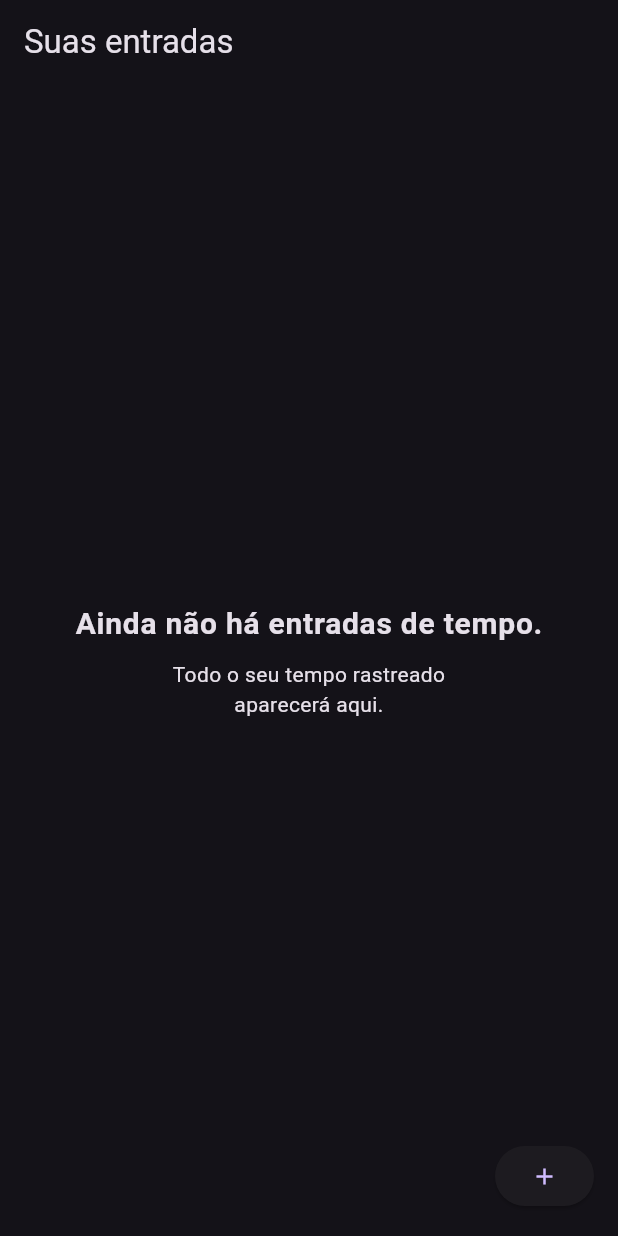
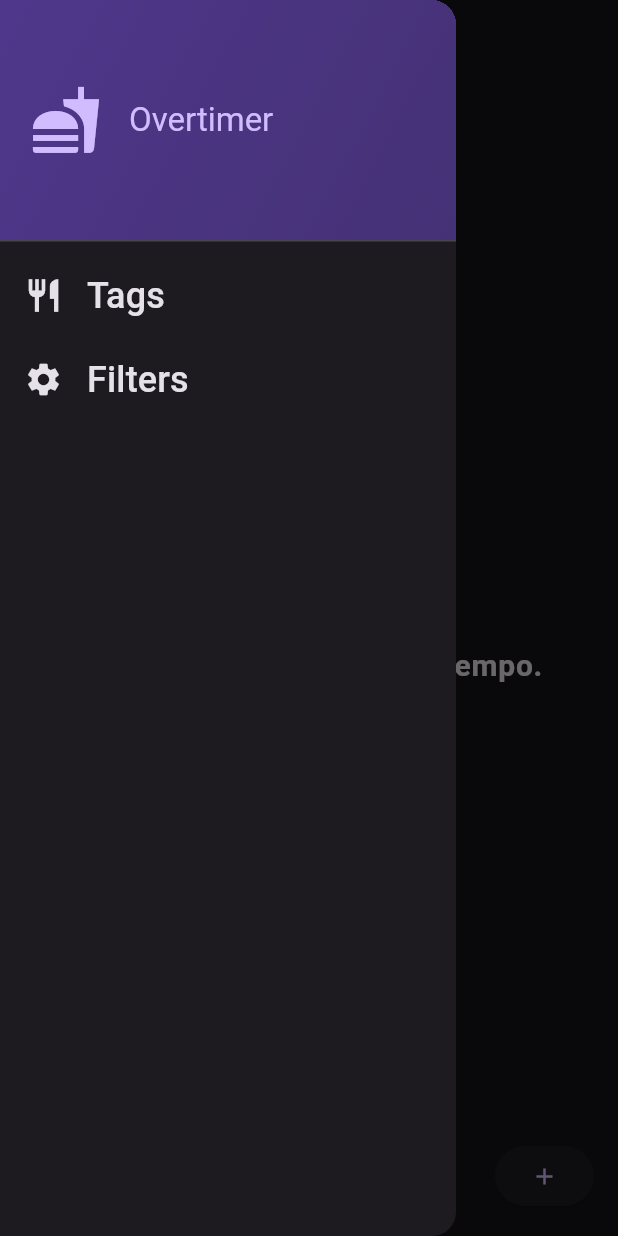
Before and after one commit to Overdrive-Internal-Product-Team/overtimer-mobile, a Flutter app: the screen it shows after launch, with the side drawer open (before the commit the screen has no drawer), on a phone screen of 412 x 824 dp. Run offline on Flutter 3.47's test engine with Material 3 defaults, Android fonts, the light colour scheme and no system bars; our stand-ins replace flutter_dotenv.

Commit message:
wip: adding drawer

```diff
--- a/lib/main.dart
+++ b/lib/main.dart
@@ -1,21 +1,39 @@
 import 'package:flutter/material.dart';
 import 'package:flutter_dotenv/flutter_dotenv.dart';
 import 'package:overtimer_mobile/screens/interval/interval_list.dart';
+import 'package:overtimer_mobile/screens/tag/list_tag.dart';
+import 'package:overtimer_mobile/widgets/drawer/main_drawer.dart';
 
 void main() async {
   await dotenv.load();
   runApp(const MyApp());
 }
 
-class MyApp extends StatelessWidget {
+class MyApp extends StatefulWidget {
   const MyApp({super.key});
 
-  // This widget is the root of your application.
+  @override
+  State<MyApp> createState() => _MyAppState();
+}
+
+class _MyAppState extends State<MyApp> {
+  void _setScreen(String identifier) async {
+    // Navigator.of(context).pop();
+    if (identifier == 'tags') {
+      Navigator.of(context).push(
+        MaterialPageRoute(
+          builder: (ctx) => const ListTag(),
+        ),
+      );
+    }
+  }
+
   @override
   Widget build(BuildContext context) {
     return MaterialApp(
         title: 'Overtimer',
         theme: ThemeData.dark(),
+
         // theme: ThemeData.dark().copyWith(
         //   // textTheme:
         //   //     const TextTheme(bodyMedium: TextStyle(color: Colors.black)),
@@ -26,6 +44,15 @@ class MyApp extends StatelessWidget {
         //   ),
         //   scaffoldBackgroundColor: const Color.fromARGB(255, 185, 185, 186),
         // ),
-        home: const IntervalListScreen());
+        // home: const IntervalListScreen());
+        home: Scaffold(
+          appBar: AppBar(
+            title: const Text('Overtimer'),
+          ),
+          drawer: MainDrawer(
+            onSelectScreen: _setScreen,
+          ),
+          body: const IntervalListScreen(),
+        ));
   }
 }
--- /dev/null
+++ b/lib/widgets/drawer/main_drawer.dart
@@ -0,0 +1,68 @@
+import 'package:flutter/material.dart';
+
+class MainDrawer extends StatelessWidget {
+  const MainDrawer({super.key, required this.onSelectScreen});
+
+  final Function(String identifier) onSelectScreen;
+
+  @override
+  Widget build(BuildContext context) {
+    return Drawer(
+      child: Column(
+        children: [
+          DrawerHeader(
+            padding: const EdgeInsets.all(20),
+            decoration: BoxDecoration(
+              gradient: LinearGradient(colors: [
+                Theme.of(context).colorScheme.primaryContainer,
+                Theme.of(context).colorScheme.primaryContainer.withOpacity(0.8),
+              ], begin: Alignment.topLeft, end: Alignment.bottomRight),
+            ),
+            child: Row(
+              children: [
+                Icon(Icons.fastfood,
+                    color: Theme.of(context).colorScheme.primary, size: 48),
+                const SizedBox(
+                  width: 18,
+                ),
+                Text(
+                  'Overtimer',
+                  style: Theme.of(context)
+                      .textTheme
+                      .titleLarge!
+                      .copyWith(color: Theme.of(context).colorScheme.primary),
+                ),
+              ],
+            ),
+          ),
+          ListTile(
+            leading: Icon(Icons.restaurant,
+                size: 26, color: Theme.of(context).colorScheme.onBackground),
+            title: Text(
+              'Tags',
+              style: Theme.of(context).textTheme.titleSmall!.copyWith(
+                  color: Theme.of(context).colorScheme.onBackground,
+                  fontSize: 24),
+            ),
+            onTap: () {
+              onSelectScreen('tags');
+            },
+          ),
+          ListTile(
+            leading: Icon(Icons.settings,
+                size: 26, color: Theme.of(context).colorScheme.onBackground),
+            title: Text(
+              'Filters',
+              style: Theme.of(context).textTheme.titleSmall!.copyWith(
+                  color: Theme.of(context).colorScheme.onBackground,
+                  fontSize: 24),
+            ),
+            onTap: () {
+              onSelectScreen('filters');
+            },
+          ),
+        ],
+      ),
+    );
+  }
+}
--- a/lib/widgets/new_interval/new_interval_duration_input.dart
+++ b/lib/widgets/new_interval/new_interval_duration_input.dart
@@ -42,7 +42,7 @@ class _NewIntervalDurationInputState extends State<NewIntervalDurationInput> {
               ),
             ),
             const Text(
-              ':',
+              '',
               style: TextStyle(fontSize: 40),
             ),
             Expanded(
```
Also changed, not shown: lib/screens/tag/list_tag.dart (+4 -3 lines), lib/widgets/drawer/nav_item.dart (added, +25 -0 lines), lib/screens/base_screen.dart (added).
